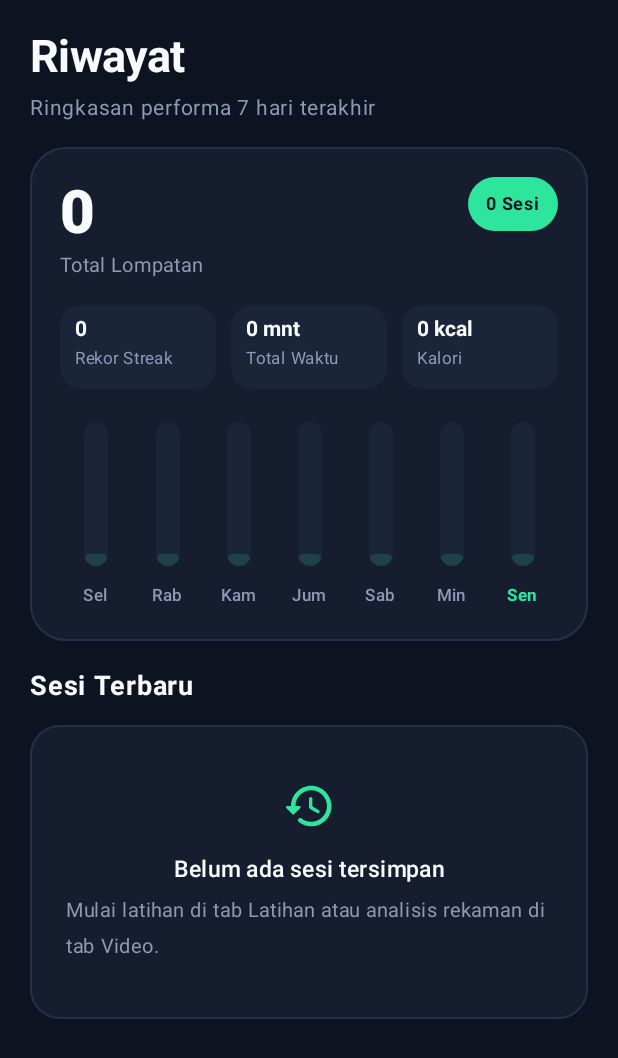
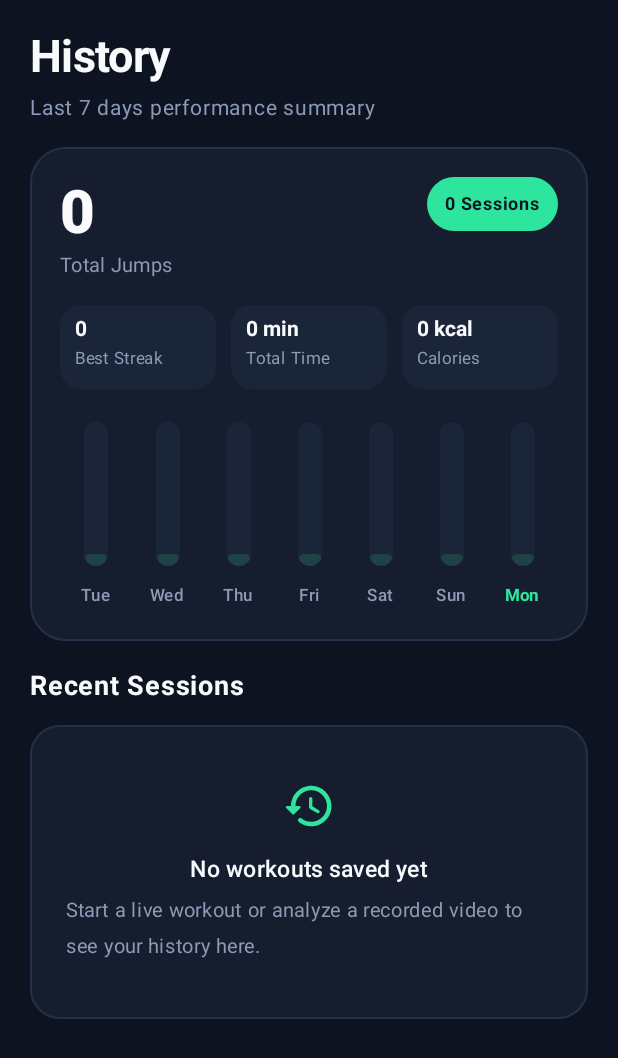
Before and after one commit to iganramdani/Jumpix, an Android app built with Jetpack Compose: the composable HistoryTabScreen called with empty values, on a phone screen of 412 x 824 dp. Shown: the top 1058 px of the screen. Run offline under Robolectric (Android 15) with nearby library versions, the phone set to English and light mode, and no system bars.

Commit message:
Localize Jumpix UI & GitHub README to International English (v3.0.1)

```diff
--- a/app/build.gradle.kts
+++ b/app/build.gradle.kts
@@ -12,8 +12,8 @@ android {
         applicationId = "com.jumpropeai"
         minSdk = 24
         targetSdk = 35
-        versionCode = 18
-        versionName = "3.0.0"
+        versionCode = 19
+        versionName = "3.0.1"
 
         testInstrumentationRunner = "androidx.test.runner.AndroidJUnitRunner"
 
--- a/app/src/main/java/com/jumpropeai/ai/FusionEngine.kt
+++ b/app/src/main/java/com/jumpropeai/ai/FusionEngine.kt
@@ -23,7 +23,7 @@ data class AcousticFingerprint(
     fun shortBadge(): String = if (isCalibrated) {
         "${band.label} • ${lagMs}ms"
     } else {
-        "Kalibrasi suara..."
+        "Calibrating audio..."
     }
 }
 
--- a/app/src/main/java/com/jumpropeai/share/VideoWatermarkExporter.kt
+++ b/app/src/main/java/com/jumpropeai/share/VideoWatermarkExporter.kt
@@ -260,10 +260,10 @@ object VideoWatermarkExporter {
             val intent = Intent(Intent.ACTION_SEND).apply {
                 type = "video/mp4"
                 putExtra(Intent.EXTRA_STREAM, uri)
-                putExtra(Intent.EXTRA_TEXT, "Latihan lompat tali dengan Jumpix!")
+                putExtra(Intent.EXTRA_TEXT, "Jump rope workout with Jumpix!")
                 addFlags(Intent.FLAG_GRANT_READ_URI_PERMISSION)
             }
-            context.startActivity(Intent.createChooser(intent, "Bagikan Video Latihan"))
+            context.startActivity(Intent.createChooser(intent, "Share Workout Video"))
         } catch (_: Exception) {
             // Ignore gracefully
         }
--- a/app/src/main/java/com/jumpropeai/ui/JumpRopeViewModel.kt
+++ b/app/src/main/java/com/jumpropeai/ui/JumpRopeViewModel.kt
@@ -501,7 +501,7 @@ class JumpRopeViewModel(application: Application) : AndroidViewModel(application
                 isAnalyzingVideo = true,
                 videoResult = null,
                 videoError = null,
-                videoProgress = VideoAnalysisProgress("Memulai analisis...", 0.02f, 0)
+                videoProgress = VideoAnalysisProgress("Starting analysis...", 0.02f, 0)
             )
         }
 
@@ -542,7 +542,7 @@ class JumpRopeViewModel(application: Application) : AndroidViewModel(application
                 _uiState.update {
                     it.copy(
                         isAnalyzingVideo = false,
-                        videoError = "Gagal membaca video: ${e.localizedMessage ?: "format tidak didukung"}"
+                        videoError = "Failed to read video: ${e.localizedMessage ?: "unsupported format"}"
                     )
                 }
             }
--- a/app/src/main/java/com/jumpropeai/ui/components/HistoryTabScreen.kt
+++ b/app/src/main/java/com/jumpropeai/ui/components/HistoryTabScreen.kt
@@ -71,7 +71,7 @@ fun HistoryTabScreen(
     onDeleteSession: (String) -> Unit,
     modifier: Modifier = Modifier
 ) {
-    val numberFmt = remember { NumberFormat.getIntegerInstance(Locale("id", "ID")) }
+    val numberFmt = remember { NumberFormat.getIntegerInstance(Locale.US) }
     val weeklyBars = remember(sessions) { computeLast7DaysBars(sessions) }
     val maxDayJumps = remember(weeklyBars) { (weeklyBars.maxOfOrNull { it.jumps } ?: 0).coerceAtLeast(1) }
 
@@ -87,7 +87,7 @@ fun HistoryTabScreen(
         item {
             Column {
                 Text(
-                    text = "Riwayat",
+                    text = "History",
                     color = TextPrimary,
                     fontSize = 30.sp,
                     fontWeight = FontWeight.Bold,
@@ -95,7 +95,7 @@ fun HistoryTabScreen(
                 )
                 Spacer(Modifier.height(4.dp))
                 Text(
-                    text = "Ringkasan performa 7 hari terakhir",
+                    text = "Last 7 days performance summary",
                     color = TextSecondary,
                     fontSize = 14.sp
                 )
@@ -128,7 +128,7 @@ fun HistoryTabScreen(
                                 style = androidx.compose.ui.text.TextStyle(fontFeatureSettings = "tnum")
                             )
                             Text(
-                                text = "Total Lompatan",
+                                text = "Total Jumps",
                                 color = TextSecondary,
                                 fontSize = 13.sp
                             )
@@ -138,7 +138,7 @@ fun HistoryTabScreen(
                             color = IceMint
                         ) {
                             Text(
-                                text = "${stats.totalSessions} Sesi",
+                                text = "${stats.totalSessions} Sessions",
                                 color = DeepMidnight,
                                 fontSize = 12.sp,
                                 fontWeight = FontWeight.Bold,
@@ -155,17 +155,17 @@ fun HistoryTabScreen(
                         horizontalArrangement = Arrangement.spacedBy(10.dp)
                     ) {
                         MiniSummaryChip(
-                            label = "Rekor Streak",
+                            label = "Best Streak",
                             value = numberFmt.format(stats.allTimeBestStreak),
                             modifier = Modifier.weight(1f)
                         )
                         MiniSummaryChip(
-                            label = "Total Waktu",
-                            value = "${(stats.totalDurationMs / 60_000L).coerceAtLeast(0L)} mnt",
+                            label = "Total Time",
+                            value = "${(stats.totalDurationMs / 60_000L).coerceAtLeast(0L)} min",
                             modifier = Modifier.weight(1f)
                         )
                         MiniSummaryChip(
-                            label = "Kalori",
+                            label = "Calories",
                             value = "${stats.totalCalories.toInt()} kcal",
                             modifier = Modifier.weight(1f)
                         )
@@ -223,7 +223,7 @@ fun HistoryTabScreen(
         item {
             Spacer(Modifier.height(4.dp))
             Text(
-                text = "Sesi Terbaru",
+                text = "Recent Sessions",
                 color = TextPrimary,
                 fontSize = 18.sp,
                 fontWeight = FontWeight.Bold
@@ -252,14 +252,14 @@ fun HistoryTabScreen(
                         )
                         Spacer(Modifier.height(12.dp))
                         Text(
-                            text = "Belum ada sesi tersimpan",
+                            text = "No workouts saved yet",
                             color = TextPrimary,
                             fontSize = 15.sp,
                             fontWeight = FontWeight.SemiBold
                         )
                         Spacer(Modifier.height(4.dp))
                         Text(
-                            text = "Mulai latihan di tab Latihan atau analisis rekaman di tab Video.",
+                            text = "Start a live workout or analyze a recorded video to see your history here.",
                             color = TextSecondary,
                             fontSize = 13.sp
                         )
@@ -320,7 +320,7 @@ private fun HistorySessionCard(
     onDelete: () -> Unit
 ) {
     val dateStr = remember(session.timestampMillis) {
-        SimpleDateFormat("EEE, dd MMM • HH:mm", Locale("id", "ID")).format(Date(session.timestampMillis))
+        SimpleDateFormat("EEE, MMM dd • HH:mm", Locale.US).format(Date(session.timestampMillis))
     }
     val durSec = (session.durationMs / 1000L).coerceAtLeast(0L)
     val durStr = String.format(Locale.US, "%02d:%02d", durSec / 60L, durSec % 60L)
@@ -354,7 +354,7 @@ private fun HistorySessionCard(
                 }
                 Spacer(Modifier.height(8.dp))
                 Text(
-                    text = "${numberFmt.format(session.jumpCount)} Lompatan",
+                    text = "${numberFmt.format(session.jumpCount)} Jumps",
                     color = TextPrimary,
                     fontSize = 20.sp,
                     fontWeight = FontWeight.Bold,
@@ -373,7 +373,7 @@ private fun HistorySessionCard(
             IconButton(onClick = onShare) {
                 Icon(
                     imageVector = Icons.Rounded.Share,
-                    contentDescription = "Bagikan",
+                    contentDescription = "Share",
                     tint = IceMint,
                     modifier = Modifier.size(20.dp)
                 )
@@ -381,7 +381,7 @@ private fun HistorySessionCard(
             IconButton(onClick = onDelete) {
                 Icon(
                     imageVector = Icons.Rounded.DeleteOutline,
-                    contentDescription = "Hapus",
+                    contentDescription = "Delete",
                     tint = TextSecondary.copy(alpha = 0.7f),
                     modifier = Modifier.size(20.dp)
                 )
@@ -391,7 +391,7 @@ private fun HistorySessionCard(
 }
 
 private fun computeLast7DaysBars(sessions: List<WorkoutSession>): List<DayBarData> {
-    val dayLabels = arrayOf("Min", "Sen", "Sel", "Rab", "Kam", "Jum", "Sab")
+    val dayLabels = arrayOf("Sun", "Mon", "Tue", "Wed", "Thu", "Fri", "Sat")
     val cal = Calendar.getInstance()
     cal.set(Calendar.HOUR_OF_DAY, 0)
     cal.set(Calendar.MINUTE, 0)
--- a/app/src/main/java/com/jumpropeai/video/VideoJumpAnalyzer.kt
+++ b/app/src/main/java/com/jumpropeai/video/VideoJumpAnalyzer.kt
@@ -84,7 +84,7 @@ class VideoJumpAnalyzer(private val context: Context) {
         fileName: String,
         onProgress: (VideoAnalysisProgress) -> Unit
     ): VideoAnalysisResult = withContext(Dispatchers.Default) {
-        onProgress(VideoAnalysisProgress("Membaca spektrum audio...", 0.04f, 0))
+        onProgress(VideoAnalysisProgress("Scanning audio spectrum...", 0.04f, 0))
 
         // 1. Fast primitive-array MP4 audio decode -> 100 Hz multi-band STFT flux
         val audioFlux = decodeMp4AudioToFlux(uri)
@@ -93,7 +93,7 @@ class VideoJumpAnalyzer(private val context: Context) {
         ensureActive()
         onProgress(
             VideoAnalysisProgress(
-                stage = if (hadAudio) "Audio siap • Memulai decoder cepat..." else "Video bisu • Memulai decoder cepat...",
+                stage = if (hadAudio) "Audio ready • Starting fast decoder..." else "Silent video • Starting fast decoder...",
                 fraction = 0.10f,
                 currentJumps = 0
             )
@@ -271,7 +271,7 @@ class VideoJumpAnalyzer(private val context: Context) {
                                 val frac = 0.10f + 0.90f * (currentMs.toFloat() / durationMs.toFloat()).coerceIn(0f, 1f)
                                 onProgress(
                                     VideoAnalysisProgress(
-                                        stage = "Menganalisis (${(frac * 100).toInt()}%)",
+                                        stage = "Analyzing (${(frac * 100).toInt()}%)",
                                         fraction = frac,
                                         currentJumps = metricsTracker.jumpCount,
                                         currentTimeMs = currentMs,
```
Also changed, not shown: app/src/main/java/com/jumpropeai/share/WorkoutCardRenderer.kt (+7 -7 lines), app/src/main/java/com/jumpropeai/ui/JumpRopeScreen.kt (+28 -28 lines), app/src/main/java/com/jumpropeai/ui/components/ShareCardDialog.kt (+4 -4 lines), app/src/main/java/com/jumpropeai/ui/components/VideoAnalyzerScreen.kt (+15 -15 lines), app/src/main/java/com/jumpropeai/ui/components/WorkoutModals.kt (+18 -18 lines), app/src/main/java/com/jumpropeai/workout/WorkoutMode.kt (+8 -8 lines), 1 other file.
